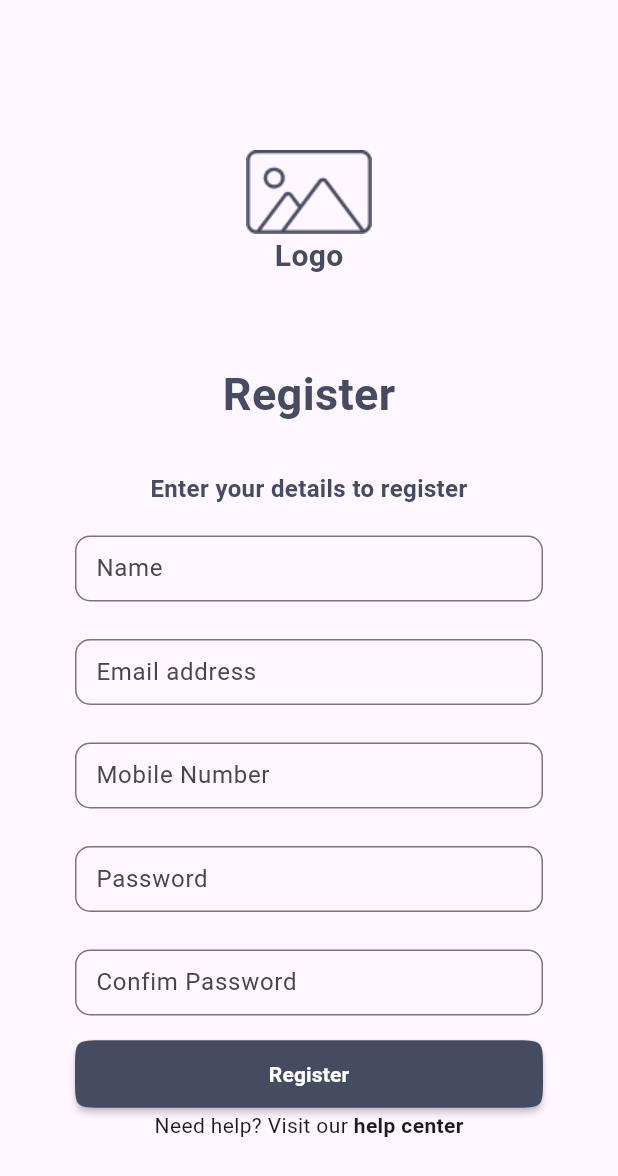
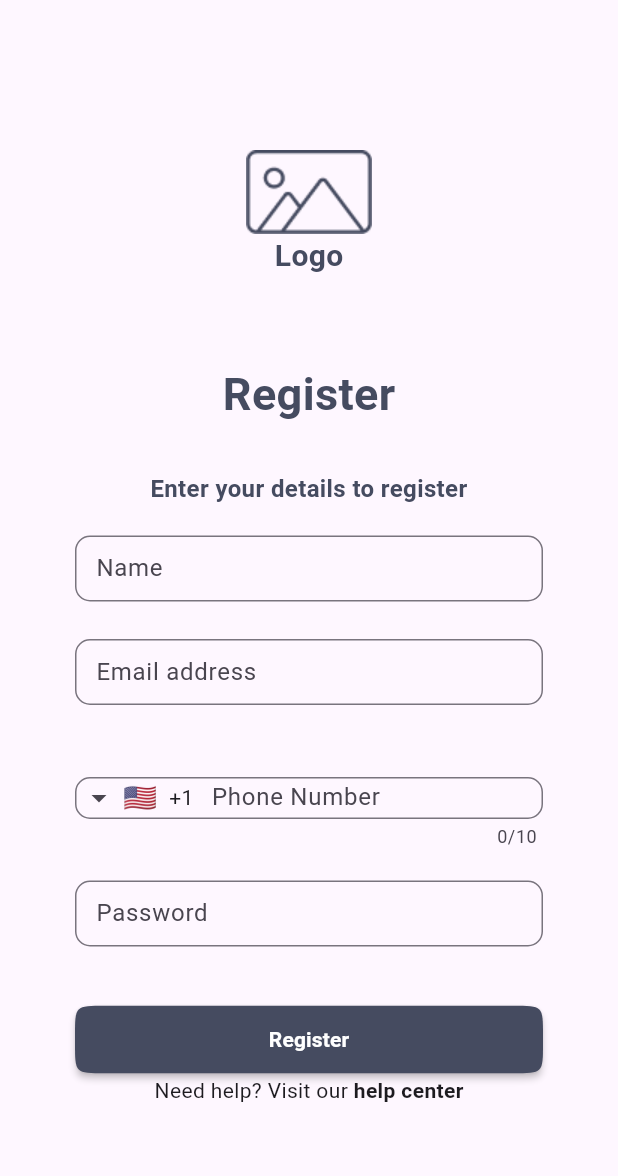
Before and after one commit to sardori363/first_firebase_project, a Flutter app: the RegisterPage screen opened directly, after a tap on "Register", on a phone screen of 412 x 824 dp. Shown: the top 1176 px of the screen. Run offline on Flutter 3.47's test engine with Material 3 defaults, Android fonts, the phone set to English and light mode, and no system bars; drawn by our look-alikes of intl_phone_field; our stand-ins replace firebase_auth, firebase_core, google_sign_in; accounts and stored records are empty; network calls fail.

Commit message:
aaaaaaaaaaaaЪ

```diff
--- a/lib/pages/register_page.dart
+++ b/lib/pages/register_page.dart
@@ -1,4 +1,6 @@
 import 'package:flutter/material.dart';
+import 'package:flutter_firebase/services/auth_service.dart';
+import 'package:intl_phone_field/intl_phone_field.dart';
 
 class RegisterPage extends StatefulWidget {
   static const id = "login_page_id/";
@@ -9,11 +11,19 @@ class RegisterPage extends StatefulWidget {
 }
 
 class _RegisterPageState extends State<RegisterPage> {
+  bool wrongEmail = true;
+  String wrongEmailText = '';
+  bool wrongNumber = true;
+  String wrongNumberText = '';
+  bool wrongPassword = true;
+  String wrongPasswordText = '';
+  FocusNode focusNode = FocusNode();
 
   @override
   Widget build(BuildContext context) {
     TextEditingController emailController = TextEditingController();
     TextEditingController passwordController = TextEditingController();
+    TextEditingController nameController = TextEditingController();
     return Scaffold(
       body: SingleChildScrollView(
         child: Container(
@@ -49,22 +59,21 @@ class _RegisterPageState extends State<RegisterPage> {
               Container(
                   padding: const EdgeInsets.symmetric(horizontal: 15),
                   child: const Text(
-                  "Enter your details to register",
+                    "Enter your details to register",
                     style: TextStyle(
                         fontSize: 16,
                         fontWeight: FontWeight.w700,
-                        color: Color.fromARGB(255, 69, 75, 96)
-                        ),
+                        color: Color.fromARGB(255, 69, 75, 96)),
                     textAlign: TextAlign.center,
                   )),
               Container(
                 margin: EdgeInsets.only(top: 20),
                 height: 44,
                 child: TextField(
-                  controller: emailController,
+                  controller: nameController,
                   decoration: InputDecoration(
                     contentPadding: EdgeInsets.only(top: 5, left: 10),
-                    hintText: "Name",
+                    labelText: "Name",
                     border: OutlineInputBorder(
                         borderSide:
                             BorderSide(color: Color(0xFF454B60), width: 1),
@@ -82,48 +91,52 @@ class _RegisterPageState extends State<RegisterPage> {
                   controller: emailController,
                   decoration: InputDecoration(
                     contentPadding: EdgeInsets.only(top: 5, left: 10),
-                    hintText: "Email address",
+                    labelText: "Email address",
                     border: OutlineInputBorder(
-                        borderSide:
-                            BorderSide(color: Color(0xFF454B60), width: 1),
+                        borderSide: BorderSide(
+                            color: wrongEmail
+                                ? Color.fromARGB(255, 69, 75, 96)
+                                : Colors.red,
+                            width: 1),
                         borderRadius: BorderRadius.circular(10)),
                   ),
                 ),
               ),
+              Container(
+                  padding: EdgeInsets.symmetric(horizontal: 15),
+                  child: Text(
+                    wrongEmail ? "" : wrongEmailText,
+                    style: TextStyle(
+                        fontSize: 16,
+                        fontWeight: FontWeight.w700,
+                        color: wrongEmail
+                            ? Color.fromARGB(255, 69, 75, 96)
+                            : Colors.red),
+                    textAlign: TextAlign.center,
+                  )),
               SizedBox(
                 height: 5,
               ),
               Container(
                 margin: EdgeInsets.only(top: 20),
                 height: 44,
-                child: TextField(
-                  controller: emailController,
+                child: IntlPhoneField(
+                  focusNode: focusNode,
                   decoration: InputDecoration(
                     contentPadding: EdgeInsets.only(top: 5, left: 10),
-                    hintText: "Mobile Number",
+                    labelText: 'Phone Number',
                     border: OutlineInputBorder(
                         borderSide:
                             BorderSide(color: Color(0xFF454B60), width: 1),
                         borderRadius: BorderRadius.circular(10)),
                   ),
-                ),
-              ),
-              SizedBox(
-                height: 5,
-              ),
-              Container(
-                margin: EdgeInsets.only(top: 20),
-                height: 44,
-                child: TextField(
-                  controller: emailController,
-                  decoration: InputDecoration(
-                    contentPadding: EdgeInsets.only(top: 5, left: 10),
-                    hintText: "Password",
-                    border: OutlineInputBorder(
-                        borderSide:
-                            BorderSide(color: Color(0xFF454B60), width: 1),
-                        borderRadius: BorderRadius.circular(10)),
-                  ),
+                  languageCode: "en",
+                  onChanged: (phone) {
+                    print(phone.completeNumber);
+                  },
+                  onCountryChanged: (country) {
+                    print('Country changed to: ' + country.name);
+                  },
                 ),
               ),
               SizedBox(
@@ -136,19 +149,68 @@ class _RegisterPageState extends State<RegisterPage> {
                   controller: passwordController,
                   decoration: InputDecoration(
                     contentPadding: EdgeInsets.only(top: 5, left: 10),
-                    hintText: "Confim Password",
+                    hintText: "Password",
                     border: OutlineInputBorder(
-                        borderSide:
-                            BorderSide(color: Color(0xFF454B60), width: 1),
+                        borderSide: BorderSide(
+                            color: wrongEmail
+                                ? Color.fromARGB(255, 69, 75, 96)
+                                : Colors.red,
+                            width: 1),
                         borderRadius: BorderRadius.circular(10)),
                   ),
                 ),
               ),
+              Container(
+                  padding: EdgeInsets.symmetric(horizontal: 15),
+                  child: Text(
+                    wrongPassword ? "" : wrongPasswordText,
+                    style: TextStyle(
+                        fontSize: 16,
+                        fontWeight: FontWeight.w700,
+                        color: wrongPassword
+                            ? Color.fromARGB(255, 69, 75, 96)
+                            : Colors.red),
+                    textAlign: TextAlign.center,
+                  )),
               SizedBox(
                 height: 15,
               ),
               MaterialButton(
-                onPressed: () {},
+                onPressed: () async {
+                  String? response = await AuthService.registerUser(context,
+                      fullName: nameController.text.trim().toString(),
+                      email: emailController.text.trim().toString(),
+                      password: passwordController.text);
+                      print("axxx");
+                      print(response);
+
+                  if (response ==
+                      "[firebase_auth/email-already-in-use] The email address is already in use by another account.") {
+                    wrongEmail = false;
+                    print("AAAAAAAAAAAAAAAAaaaaaaaaaaaaaa");
+                    wrongEmailText = 'Email address already taken';
+                    setState(() {});
+                  }
+                  if (response ==
+                      "[firebase_auth/unknown] An unknown error occurred: FirebaseError: Firebase: The email address is badly formatted. (auth/invalid-email).") {
+                    wrongEmail = false;
+                    wrongEmailText = 'Invalid email address';
+                    setState(() {});
+                  }
+                  if (response ==
+                      "[firebase_auth/unknown] An unknown error occurred: FirebaseError: Firebase: Error (auth/missing-email).") {
+                    wrongEmail = false;
+                    wrongEmailText = 'Please enter your email address';
+                    setState(() {});
+                  }
+                  if (response ==
+                      "[firebase_auth/unknown] An unknown error occurred: FirebaseError: Firebase: A non-empty password must be provided (auth/missing-password).") {
+                    wrongPassword = false;
+                    wrongPasswordText =
+                        'Must be 8 or more characters  and contain at least 1 number or special character';
+                    setState(() {});
+                  }
+                },
                 minWidth: double.infinity,
                 height: 45,
                 color: Color(0xFF454B60),
@@ -164,10 +226,12 @@ class _RegisterPageState extends State<RegisterPage> {
                 mainAxisAlignment: MainAxisAlignment.center,
                 children: [
                   Text("Need help? Visit our"),
-                  Text(" help center", style: TextStyle(fontWeight: FontWeight.w700),)
+                  Text(
+                    " help center",
+                    style: TextStyle(fontWeight: FontWeight.w700),
+                  )
                 ],
               )
-
             ],
           ),
         ),
--- /dev/null
+++ b/lib/services/auth_service.dart
@@ -0,0 +1,59 @@
+import 'package:firebase_auth/firebase_auth.dart';
+import 'package:flutter/material.dart';
+import 'package:flutter_firebase/pages/home_page.dart';
+import 'package:google_sign_in/google_sign_in.dart';
+
+class AuthService{
+  static final _auth = FirebaseAuth.instance;
+
+  static Future<String?> registerUser(BuildContext context, {required String fullName, required String email, required String password}) async {
+    try{
+      UserCredential userCredential = await _auth.createUserWithEmailAndPassword(email: email, password: password);
+      if(userCredential.user != null){
+      await userCredential.user!.updateDisplayName(fullName);
+       Navigator.push(context, MaterialPageRoute(builder: (context) => const HomePage()));
+       ScaffoldMessenger.of(context).showSnackBar(const SnackBar(content: Text("Registered")));
+      }
+    } catch(e){
+      return e.toString();
+    }
+  }
+  static Future<User?> loginUser(BuildContext context, {required String email, required String password})async{
+    try{
+      UserCredential userCredential = await _auth.signInWithEmailAndPassword(email: email, password: password);
+      if(userCredential.user != null){
+        return userCredential.user;
+      }else{
+        return null;
+      }
+    }catch(e){
+      Future.delayed(Duration.zero).then((value) {
+        ScaffoldMessenger.of(context).showSnackBar(SnackBar(content: Text(e.toString())));
+      });
+      return null;
+    }
+  }
+
+    static Future<void> logOut()async{
+    await _auth.signOut();
+  }
+
+  static Future<void> deleteAccount()async{
+    await _auth.currentUser?.delete();
+  }
+
+  static Future<User?> signInWithGoogle()async{
+    GoogleSignInAccount? googleSignInAccount = await GoogleSignIn().signIn();
+    if(googleSignInAccount != null){
+      GoogleSignInAuthentication googleSignInAuthentication = await googleSignInAccount.authentication;
+      OAuthCredential oAuthCredential = GoogleAuthProvider.credential(
+        accessToken: googleSignInAuthentication.accessToken,
+        idToken: googleSignInAuthentication.idToken,
+      );
+      UserCredential userCredential = await FirebaseAuth.instance.signInWithCredential(oAuthCredential);
+      return userCredential.user;
+    }else{
+      return null;
+    }
+  }
+}
--- a/pubspec.yaml
+++ b/pubspec.yaml
@@ -36,6 +36,9 @@ dependencies:
   # Use with the CupertinoIcons class for iOS style icons.
   cupertino_icons: ^1.0.2
   firebase_core: ^2.25.4
+  intl_phone_field: ^3.2.0
+  firebase_auth: ^4.17.4
+  google_sign_in: ^6.2.1
 
 dev_dependencies:
   flutter_test:
```
Also changed, not shown: lib/pages/home_page.dart (added, +19 -0 lines), lib/pages/login_page.dart (+51 -23 lines), pubspec.lock, 4 other files.
